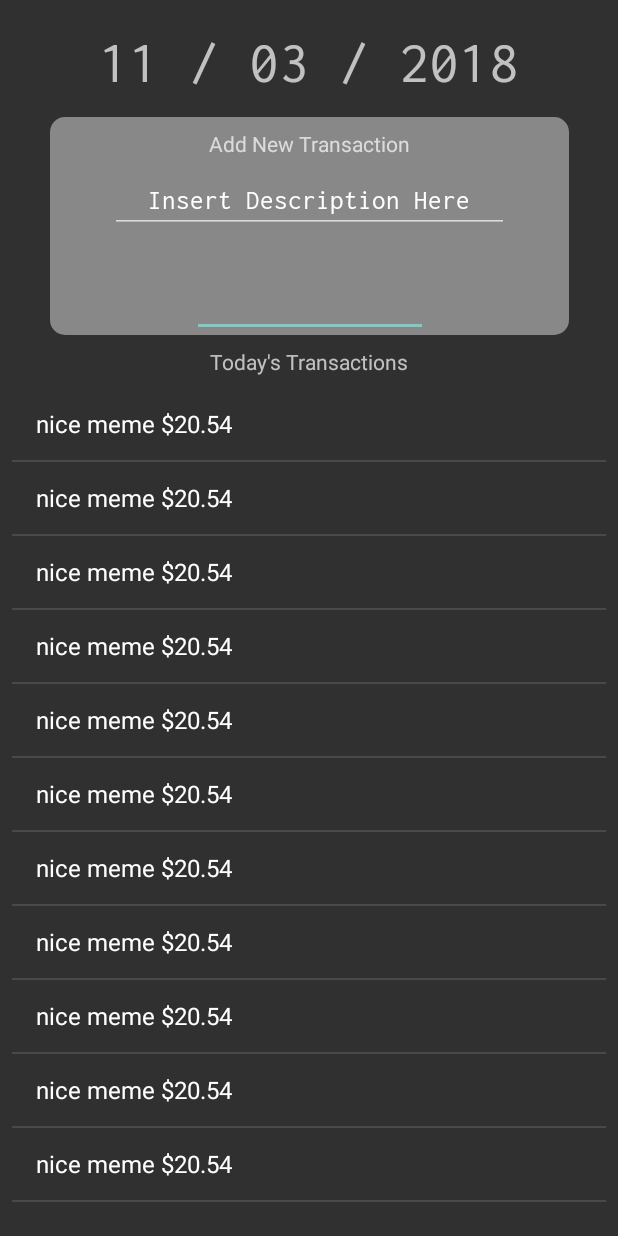
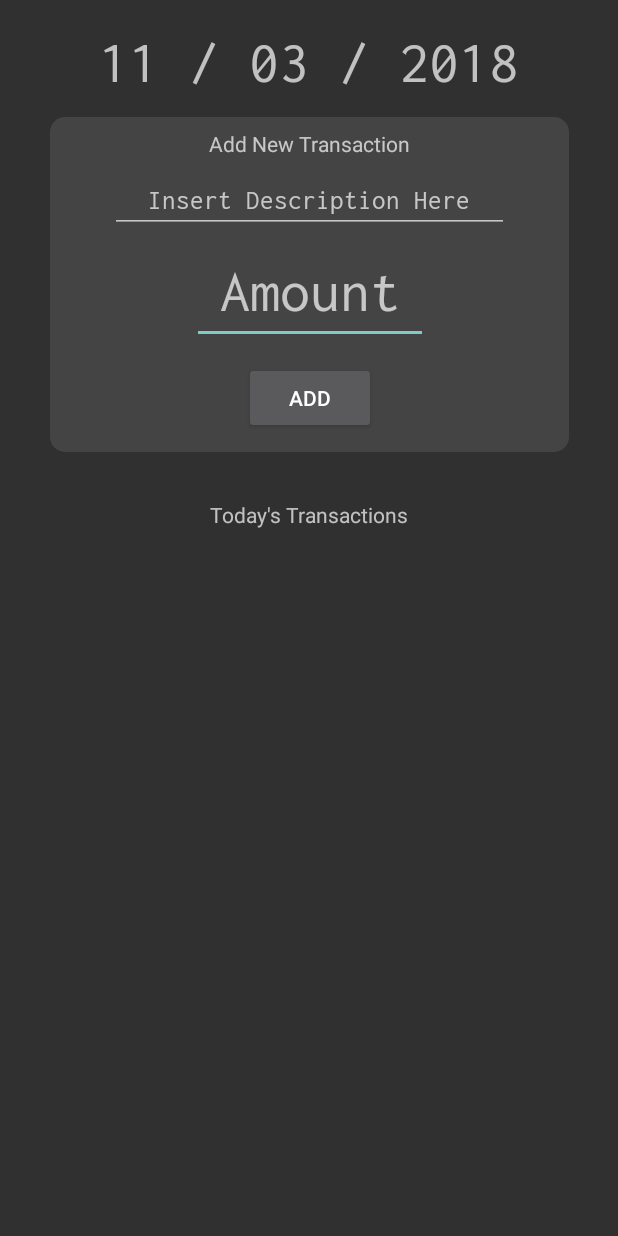
Before and after one commit to davidang6/LetsGetThisBread, an Android app: the screen it shows after launch (MainActivity), on a phone screen of 412 x 824 dp. Run offline under Robolectric (Android 15) with nearby library versions, the phone set to English and light mode, and no system bars.

Commit message:
Update as of 18:42 on 11/3/18

```diff
--- a/app/src/main/java/com/example/davidang/letsgetthisbread/MainScreen.java
+++ b/app/src/main/java/com/example/davidang/letsgetthisbread/MainScreen.java
@@ -11,6 +11,7 @@ import android.view.View;
 import android.view.ViewGroup;
 import android.widget.AdapterView;
 import android.widget.ArrayAdapter;
+import android.widget.Button;
 import android.widget.EditText;
 import android.widget.ListView;
 import android.widget.TextView;
@@ -28,6 +29,7 @@ public class MainScreen extends Fragment {
 
     TextView dateView;
     EditText enterAction, enterValue;
+    Button addTransaction;
 
     ListView listView;
 
@@ -57,36 +59,22 @@ public class MainScreen extends Fragment {
 
         enterAction = view.findViewById(R.id.enterAction);
         enterValue = view.findViewById(R.id.enterValue);
+        addTransaction = view.findViewById(R.id.addTransaction);
 
         listView = view.findViewById(R.id.listView);
 
+        // set typeface of all TextViews
         dateView.setTypeface(inconsolata);
         enterAction.setTypeface(inconsolata);
         enterValue.setTypeface(inconsolata);
 
-
+        //get current day to display at top of screen
         Calendar calendar = Calendar.getInstance();
         SimpleDateFormat mdformat = new SimpleDateFormat("MM / dd / yyyy");
 
         dateView.setText(mdformat.format(calendar.getTime()));
 
         currentDayArray = new ArrayList<>();
-        currentDayArray.add(new Transaction("nice meme", 20.54));
-        currentDayArray.add(new Transaction("nice meme", 20.54));
-        currentDayArray.add(new Transaction("nice meme", 20.54));
-        currentDayArray.add(new Transaction("nice meme", 20.54));
-        currentDayArray.add(new Transaction("nice meme", 20.54));
-        currentDayArray.add(new Transaction("nice meme", 20.54));
-        currentDayArray.add(new Transaction("nice meme", 20.54));
-        currentDayArray.add(new Transaction("nice meme", 20.54));
-        currentDayArray.add(new Transaction("nice meme", 20.54));
-        currentDayArray.add(new Transaction("nice meme", 20.54));
-        currentDayArray.add(new Transaction("nice meme", 20.54));
-        currentDayArray.add(new Transaction("nice meme", 20.54));
-        currentDayArray.add(new Transaction("nice meme", 20.54));
-        currentDayArray.add(new Transaction("nice meme", 20.54));
-        currentDayArray.add(new Transaction("nice meme", 20.54));
-        currentDayArray.add(new Transaction("nice meme", 20.54));
 
         stringArrayAdapter = new ArrayAdapter<>(view.getContext(), android.R.layout.simple_list_item_1, currentDayArray);
 
@@ -99,6 +87,19 @@ public class MainScreen extends Fragment {
             }
         });
 
+        // on click listener for the add transaction button
+        addTransaction.setOnClickListener(new View.OnClickListener() {
+            @Override
+            public void onClick(View view) {
+                if(enterAction.getText().toString().length() > 0 && enterValue.getText().toString().length() > 0){
+                    currentDayArray.add(new Transaction(enterAction.getText().toString(),Double.parseDouble(enterValue.getText().toString())));
+                    enterAction.setText("");
+                    enterValue.setText("");
+                }
+                stringArrayAdapter.notifyDataSetChanged();
+            }
+        });
+
     }
 
 }
--- a/app/src/main/res/drawable/layout_bg.xml
+++ b/app/src/main/res/drawable/layout_bg.xml
@@ -1,6 +1,6 @@
 <?xml version="1.0" encoding="UTF-8"?>
 <shape xmlns:android="http://schemas.android.com/apk/res/android">
-    <solid android:color="#888888"/>
+    <solid android:color="#444"/>
     <corners android:radius="10dp"/>
     <padding android:left="0dp" android:top="0dp" android:right="0dp" android:bottom="0dp" />
 </shape>
--- a/app/src/main/res/layout/fragment_main_screen.xml
+++ b/app/src/main/res/layout/fragment_main_screen.xml
@@ -23,7 +23,7 @@
     <android.support.constraint.ConstraintLayout
         android:id="@+id/constraintLayout"
         android:layout_width="346dp"
-        android:layout_height="145dp"
+        android:layout_height="223dp"
         android:layout_marginStart="8dp"
         android:layout_marginTop="12dp"
         android:layout_marginEnd="8dp"
@@ -53,12 +53,11 @@
             android:layout_marginStart="8dp"
             android:layout_marginTop="8dp"
             android:layout_marginEnd="8dp"
-            android:layout_marginBottom="4dp"
             android:ems="10"
+            android:hint="Amount"
             android:inputType="numberDecimal"
             android:textAlignment="center"
             android:textSize="40sp"
-            app:layout_constraintBottom_toBottomOf="parent"
             app:layout_constraintEnd_toEndOf="parent"
             app:layout_constraintStart_toStartOf="parent"
             app:layout_constraintTop_toBottomOf="@+id/enterAction" />
@@ -71,12 +70,26 @@
             android:layout_marginTop="8dp"
             android:layout_marginEnd="8dp"
             android:ems="10"
+            android:hint="Insert Description Here"
             android:inputType="textPersonName"
-            android:text="Insert Description Here"
             android:textAlignment="center"
             app:layout_constraintEnd_toEndOf="parent"
             app:layout_constraintStart_toStartOf="parent"
             app:layout_constraintTop_toBottomOf="@+id/textView3" />
+
+        <Button
+            android:id="@+id/addTransaction"
+            android:layout_width="wrap_content"
+            android:layout_height="wrap_content"
+            android:layout_marginStart="8dp"
+            android:layout_marginTop="8dp"
+            android:layout_marginEnd="8dp"
+            android:layout_marginBottom="8dp"
+            android:text="ADD"
+            app:layout_constraintBottom_toBottomOf="parent"
+            app:layout_constraintEnd_toEndOf="parent"
+            app:layout_constraintStart_toStartOf="parent"
+            app:layout_constraintTop_toBottomOf="@+id/enterValue" />
 
     </android.support.constraint.ConstraintLayout>
 
@@ -99,7 +112,7 @@
         android:layout_width="wrap_content"
         android:layout_height="wrap_content"
         android:layout_marginStart="8dp"
-        android:layout_marginTop="8dp"
+        android:layout_marginTop="32dp"
         android:layout_marginEnd="8dp"
         android:text="Today's Transactions"
         app:layout_constraintEnd_toEndOf="parent"
```
